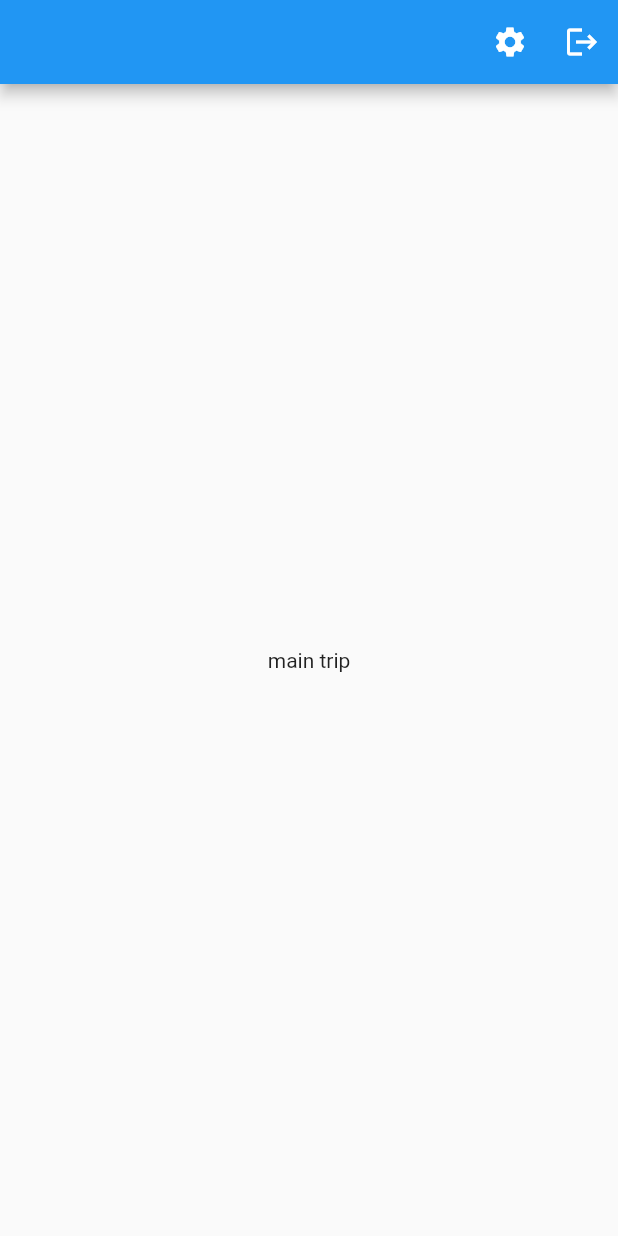
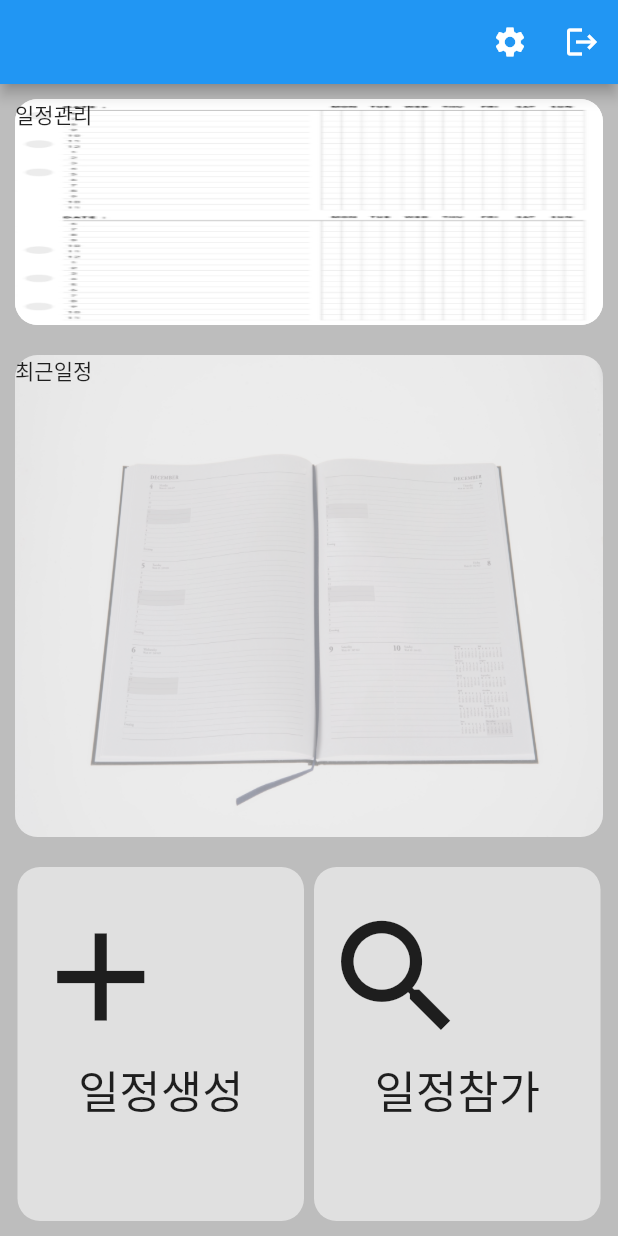
Before and after one commit to kkvn260/rs_travel, a Flutter app: the screen it shows once a user with an empty profile is signed in, on a phone screen of 412 x 824 dp. Run offline on Flutter 3.47's test engine with Material 2 defaults, Android fonts, the phone set to English and light mode, and no system bars; our stand-ins replace cloud_firestore, firebase_auth, firebase_core, modal_progress_hud_nsn; accounts and stored records are empty; network calls fail.

Commit message:
trip 메인 ui 진행중

```diff
--- a/lib/screens/main_screen.dart
+++ b/lib/screens/main_screen.dart
@@ -86,6 +86,13 @@ class _LoginScreenState extends State<LoginScreen> {
                   decoration: BoxDecoration(
                     borderRadius: BorderRadius.circular(20.0),
                     color: Colors.white.withOpacity(0.8),
+                    boxShadow: [
+                      BoxShadow(
+                        color: Colors.black.withOpacity(0.3),
+                        blurRadius: 15,
+                        spreadRadius: 5,
+                      ),
+                    ],
                   ),
                   child: SingleChildScrollView(
                     child: Column(
--- a/lib/screens/main_trip_screen.dart
+++ b/lib/screens/main_trip_screen.dart
@@ -32,6 +32,7 @@ class _MainTripState extends State<MainTrip> {
   @override
   Widget build(BuildContext context) {
     return Scaffold(
+      backgroundColor: Colors.grey[400],
       appBar: AppBar(
         actions: [
           IconButton(
@@ -51,11 +52,122 @@ class _MainTripState extends State<MainTrip> {
           ),
         ],
       ),
-      body: Stack(
+      body: Column(
         children: [
-          Positioned(
+          //상단
+          Expanded(
+            flex: 2,
             child: Container(
-              child: const Center(child: Text("main trip")),
+              width: MediaQuery.of(context).size.width,
+              margin: const EdgeInsets.all(10),
+              decoration: BoxDecoration(
+                borderRadius: BorderRadius.circular(15),
+                image: const DecorationImage(
+                  image: AssetImage('assets/images/trip_top.png'),
+                  fit: BoxFit.fill,
+                ),
+                color: Colors.white,
+              ),
+              child: const Text('일정관리'),
+            ),
+          ),
+          //중단
+          Expanded(
+            flex: 4,
+            child: Container(
+              width: MediaQuery.of(context).size.width,
+              margin: const EdgeInsets.all(10),
+              decoration: BoxDecoration(
+                borderRadius: BorderRadius.circular(15),
+                image: const DecorationImage(
+                  image: AssetImage('assets/images/trip_middle.jpeg'),
+                  opacity: 0.4,
+                  fit: BoxFit.fill,
+                ),
+                color: Colors.grey[300],
+              ),
+              child: const Text('최근일정'),
+            ),
+          ),
+          //하단
+          Expanded(
+            flex: 3,
+            child: Container(
+              margin: const EdgeInsets.all(10),
+              child: Row(
+                mainAxisAlignment: MainAxisAlignment.spaceAround,
+                children: [
+                  Container(
+                    width: MediaQuery.of(context).size.width / 2 - 15,
+                    decoration: BoxDecoration(
+                      borderRadius: BorderRadius.circular(15),
+                      color: Colors.grey[300],
+                    ),
+                    child: Column(
+                      children: [
+                        Transform.scale(
+                          scale: 2,
+                          child: Transform.translate(
+                            offset: const Offset(-20, 20),
+                            child: IconButton(
+                              onPressed: () {},
+                              icon: const Icon(
+                                Icons.add,
+                              ),
+                              iconSize: 50,
+                            ),
+                          ),
+                        ),
+                        const SizedBox(
+                          height: 60,
+                        ),
+                        const Text(
+                          "일정생성",
+                          style: TextStyle(
+                            fontSize: 30,
+                          ),
+                        ),
+                      ],
+                    ),
+                  ),
+                  const SizedBox(
+                    height: 10,
+                  ),
+                  Container(
+                    width: MediaQuery.of(context).size.width / 2 - 15,
+                    decoration: BoxDecoration(
+                      color: Colors.grey[300],
+                      borderRadius: BorderRadius.circular(15),
+                    ),
+                    child: Column(
+                      children: [
+                        Transform.scale(
+                          scale: 2,
+                          child: Transform.translate(
+                            offset: const Offset(-20, 20),
+                            child: IconButton(
+                              onPressed: () {},
+                              icon: const Icon(
+                                Icons.search_outlined,
+                              ),
+                              iconSize: 50,
+                            ),
+                          ),
+                        ),
+                        const SizedBox(
+                          height: 60,
+                        ),
+                        const Text(
+                          "일정참가",
+                          style: TextStyle(
+                            fontSize: 30,
+                          ),
+                        ),
+                      ],
+                    ),
+                  ),
+                ],
+              ),
             ),
           ),
         ],
--- a/pubspec.yaml
+++ b/pubspec.yaml
@@ -65,6 +65,8 @@ flutter:
   # To add assets to your application, add an assets section, like this:
   assets:
     - assets/images/main_.jpg
+    - assets/images/trip_middle.jpeg
+    - assets/images/trip_top.png
 
   # An image asset can refer to one or more resolution-specific "variants", see
   # https://flutter.dev/assets-and-images/#resolution-aware
```
Also changed, not shown: assets/images/trip_middle.jpeg (added), assets/images/trip_top.png (added).
